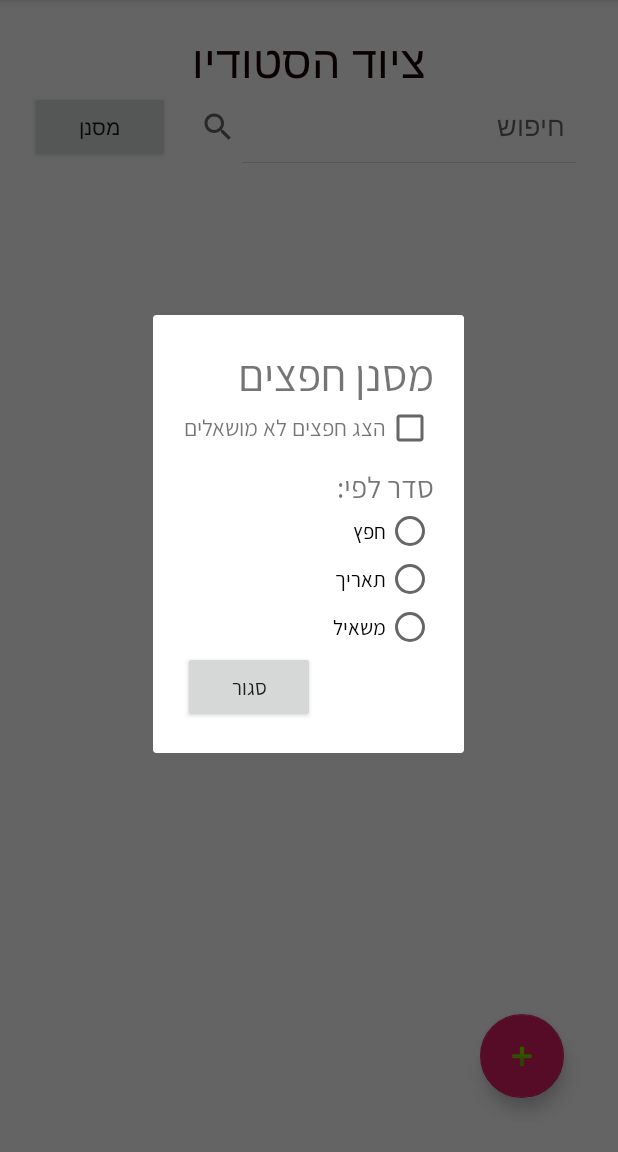
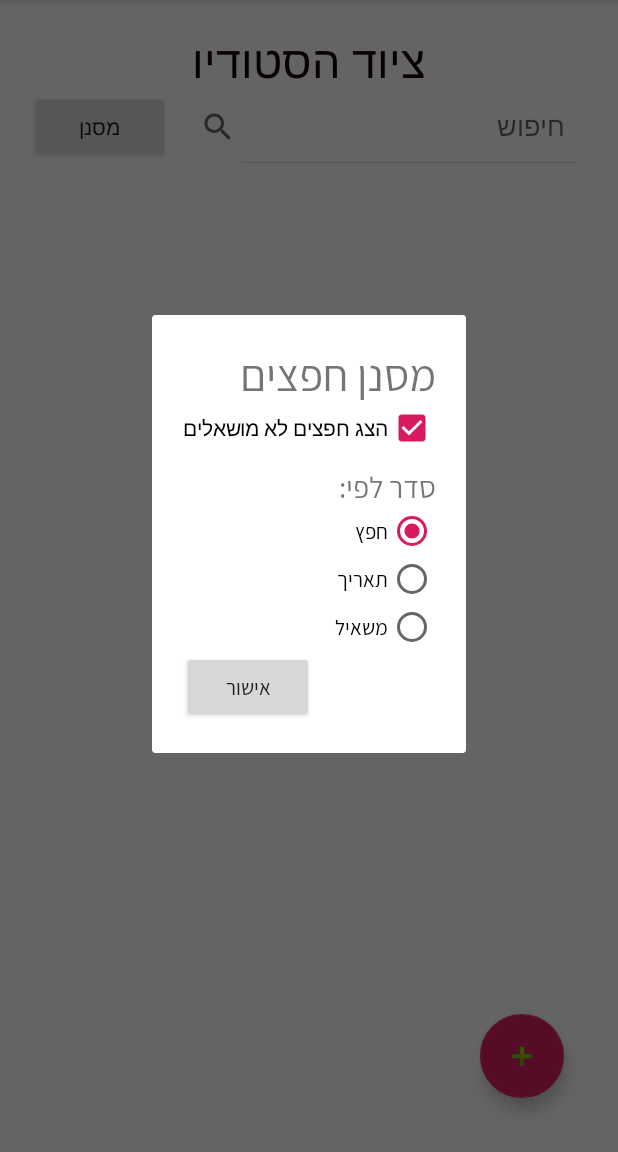
Before and after one commit to itaizelther/PhotoStudioGymnasia, an Android app: the TeachersActivity screen opened directly, with no data from a screen before it, after a tap on "מסנן", on a phone screen of 412 x 824 dp, the part 84-1236 px from its top. Run offline under Robolectric (Android 15) with nearby library versions, the phone set to English and light mode, and no system bars; our stand-ins replace Firebase (no records; nobody signed in at launch, a user with empty details on screens opened directly).

Commit message:
Filter dialog completed.

```diff
--- a/app/src/main/java/il/appclass/zelther/photostudiogymnasia/EquipmentList.java
+++ b/app/src/main/java/il/appclass/zelther/photostudiogymnasia/EquipmentList.java
@@ -42,11 +42,16 @@ public class EquipmentList extends ArrayList<StudioItem> implements EventListene
      * Load new data to this array from the firestore cloud, and assigning a real time listener for changes.
      * @param dll Listener for real time changes in the list
      * @param tk whether to take only taken items or only non taken items, or both
+     * @param orderBy name of field to order the list by
      * @param username filter data by username. if null is given, will not filter.
      */
-    public void loadData(DataLoaderListener dll, TakenFilter tk, String username) {
+    public void loadData(DataLoaderListener dll, TakenFilter tk, String orderBy, String username) {
         dataLoaderListener = dll;
         Query query = db.collection("equipment");
+
+        if(orderBy != null)
+            query = query.orderBy(orderBy);
+
         switch (tk) {
             case ONLY_TAKEN:
                 query = query.whereEqualTo("taken", true);
--- a/app/src/main/java/il/appclass/zelther/photostudiogymnasia/LendActivity.java
+++ b/app/src/main/java/il/appclass/zelther/photostudiogymnasia/LendActivity.java
@@ -86,9 +86,9 @@ public class LendActivity extends AppCompatActivity implements SearchView.OnQuer
         animLoading.setAnimationOn(true);
         lvLend.setVisibility(View.GONE);
         if(toLend) {
-            equipmentList.loadData(this, EquipmentList.TakenFilter.ONLY_NON_TAKEN, null);
+            equipmentList.loadData(this, EquipmentList.TakenFilter.ONLY_NON_TAKEN, null, null);
         } else {
-            equipmentList.loadData(this, EquipmentList.TakenFilter.ONLY_TAKEN, username);
+            equipmentList.loadData(this, EquipmentList.TakenFilter.ONLY_TAKEN, null, username);
         }
 
         searchItems.setOnQueryTextListener(this);
--- a/app/src/main/java/il/appclass/zelther/photostudiogymnasia/TeachersActivity.java
+++ b/app/src/main/java/il/appclass/zelther/photostudiogymnasia/TeachersActivity.java
@@ -1,26 +1,30 @@
 package il.appclass.zelther.photostudiogymnasia;
 
 import android.app.Dialog;
+import android.content.SharedPreferences;
 import android.support.design.widget.FloatingActionButton;
 import android.support.v7.app.AppCompatActivity;
 import android.os.Bundle;
 import android.view.View;
 import android.view.ViewGroup;
 import android.widget.ArrayAdapter;
+import android.widget.Button;
+import android.widget.CheckBox;
 import android.widget.ImageView;
 import android.widget.ListView;
+import android.widget.RadioGroup;
 import android.widget.SearchView;
 import android.widget.TextView;
 
 public class TeachersActivity extends AppCompatActivity implements SearchView.OnQueryTextListener, EquipmentList.DataLoaderListener {
 
 
-    private FloatingActionButton btnAddItem;
     private ListView lvTeachers;
     private SearchView searchTeachers;
     private EquipmentList equipmentList;
     private ArrayAdapter<StudioItem> listAdapter;
     private GraySquareLoadingView animLoading;
+    private SharedPreferences sp;
 
     @Override
     protected void onCreate(Bundle savedInstanceState) {
@@ -28,7 +32,6 @@ public class TeachersActivity extends AppCompatActivity implements SearchView.On
         setContentView(R.layout.activity_teachers);
 
         lvTeachers = findViewById(R.id.lvTeachers);
-        btnAddItem = findViewById(R.id.btnAddItem);
         searchTeachers = findViewById(R.id.searchTeachers);
         animLoading = findViewById(R.id.animLoading);
 
@@ -56,14 +59,75 @@ public class TeachersActivity extends AppCompatActivity implements SearchView.On
 
         searchTeachers.setOnQueryTextListener(this);
 
-        equipmentList.loadData(this, EquipmentList.TakenFilter.BOTH, null);
+        sp = getSharedPreferences("teacher_filter",MODE_PRIVATE);
+
+        updateList(sp.getBoolean("showNonTaken",true), orderRadioButtonIdToString(sp.getInt("orderBy",R.id.rbOrderName)));
     }
 
+    /**
+     * Called when filter button is clicked. Once clicked, a dialog will pop up, and will filter the list according to the options selected.
+     * @param v The filter button.
+     */
     public void filterButton(View v) {
-        Dialog filterDialog = new Dialog(this);
+        final Dialog filterDialog = new Dialog(this);
         filterDialog.setContentView(R.layout.teacher_filter_dialog);
+
+        final CheckBox chShowNonTaken = filterDialog.findViewById(R.id.chShowNonTaken);
+        final RadioGroup rgOrderTeacher = filterDialog.findViewById(R.id.rgOrderTeacher);
+        final Button btnConfirmFilter = filterDialog.findViewById(R.id.btnConfirmFilter);
+
+        chShowNonTaken.setChecked(sp.getBoolean("showNonTaken",true));
+        rgOrderTeacher.check(sp.getInt("orderBy",R.id.rbOrderName));
+
+        btnConfirmFilter.setOnClickListener(new View.OnClickListener() {
+            @Override
+            public void onClick(View v) {
+                String orderByChosen = orderRadioButtonIdToString(rgOrderTeacher.getCheckedRadioButtonId());
+                boolean showNonTaken = chShowNonTaken.isChecked();
+
+                sp.edit().putBoolean("showNonTaken",showNonTaken).putInt("orderBy", rgOrderTeacher.getCheckedRadioButtonId()).apply();
+                updateList(showNonTaken, orderByChosen);
+                filterDialog.dismiss();
+            }
+        });
+
         filterDialog.show();
-        //TODO make the dialog work
+    }
+
+    /**
+     * Called when the add (plus) button is clicked.
+     * @param v The add button.
+     */
+    public void addButton(View v) {
+
+        //TODO add activity?
+    }
+
+    /**
+     * Updates the list with the given filter parameters.
+     * @param showNonTaken if given true, the list will also show non taken items.
+     * @param orderBy by what field should the list be sorted. Acceptable values: name, lastUsed, owner.
+     */
+    private void updateList(boolean showNonTaken, String orderBy) {
+        EquipmentList.TakenFilter takenFilter;
+        if(showNonTaken)
+            takenFilter = EquipmentList.TakenFilter.BOTH;
+        else
+            takenFilter = EquipmentList.TakenFilter.ONLY_TAKEN;
+        equipmentList.loadData(this,takenFilter, orderBy, null);
+    }
+
+    /**
+     * Return a matching string to a specific id of one of the radio buttons in the filter dialog.
+     * @param rbId A radio button's id from filter dialog.
+     * @return A matching "sort" string.
+     */
+    private String orderRadioButtonIdToString(int rbId) {
+        switch (rbId) {
+            case R.id.rbOrderLastUsed: return "lastUsed";
+            case R.id.rbOrderOwner: return "owner";
+            default: return "name";
+        }
     }
 
     @Override
--- a/app/src/main/res/layout/activity_teachers.xml
+++ b/app/src/main/res/layout/activity_teachers.xml
@@ -61,7 +61,7 @@
             android:layout_gravity="start|bottom"
             android:layout_margin="@dimen/fab_margin"
             android:src="@android:drawable/ic_input_add"
-            android:id="@+id/btnAddItem"/>
+            android:onClick="addButton"/>
 
 
     </FrameLayout>
--- a/app/src/main/res/layout/teacher_filter_dialog.xml
+++ b/app/src/main/res/layout/teacher_filter_dialog.xml
@@ -20,15 +20,11 @@
         android:layout_gravity="start">
 
         <CheckBox
-            android:layout_width="wrap_content"
-            android:layout_height="wrap_content" />
 
-        <TextView
             android:layout_width="wrap_content"
             android:layout_height="wrap_content"
             android:text="הצג חפצים לא מושאלים"
-            android:fontFamily="@font/assistant_font"
-            android:textSize="15sp"/>
+            android:id="@+id/chShowNonTaken"/>
 
     </LinearLayout>
 
@@ -44,34 +40,39 @@
     <RadioGroup
         android:layout_width="wrap_content"
         android:layout_height="wrap_content"
-        android:layout_gravity="start">
+        android:layout_gravity="start"
+        android:id="@+id/rgOrderTeacher">
 
         <RadioButton
             android:layout_width="wrap_content"
             android:layout_height="wrap_content"
             android:text="חפץ"
             android:fontFamily="@font/assistant_font"
-            android:layoutDirection="rtl"/>
+            android:layoutDirection="rtl"
+            android:id="@+id/rbOrderName"/>
 
         <RadioButton
             android:layout_width="wrap_content"
             android:layout_height="wrap_content"
             android:text="תאריך"
-            android:fontFamily="@font/assistant_font"/>
+            android:fontFamily="@font/assistant_font"
+            android:id="@+id/rbOrderLastUsed"/>
 
         <RadioButton
             android:layout_width="wrap_content"
             android:layout_height="wrap_content"
             android:text="משאיל"
-            android:fontFamily="@font/assistant_font"/>
+            android:fontFamily="@font/assistant_font"
+            android:id="@+id/rbOrderOwner"/>
 
     </RadioGroup>
 
     <Button
         android:layout_width="wrap_content"
         android:layout_height="wrap_content"
-        android:text="סגור"
+        android:text="אישור"
         android:fontFamily="@font/assistant_font"
-        android:layout_gravity="end"/>
+        android:layout_gravity="end"
+        android:id="@+id/btnConfirmFilter" />
 
 </LinearLayout>
--- a/build.gradle
+++ b/build.gradle
@@ -7,7 +7,7 @@ buildscript {
         jcenter()
     }
     dependencies {
-        classpath 'com.android.tools.build:gradle:3.3.1'
+        classpath 'com.android.tools.build:gradle:3.3.2'
         classpath 'com.google.gms:google-services:4.2.0'
 
         // NOTE: Do not place your application dependencies here; they belong
```
